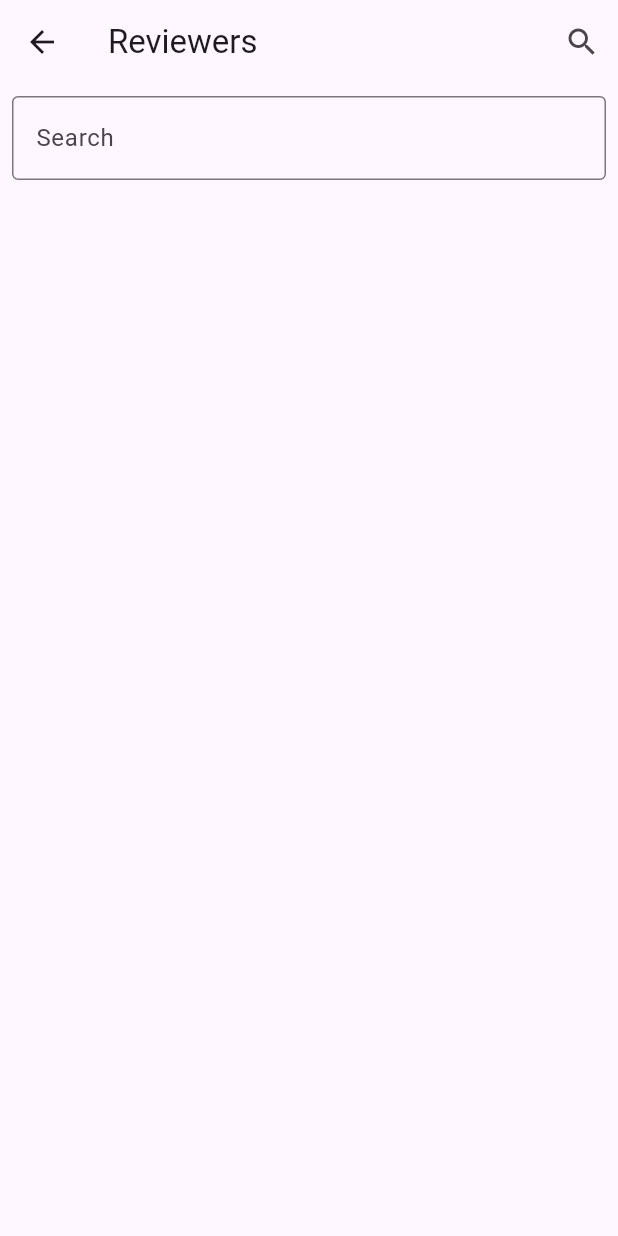
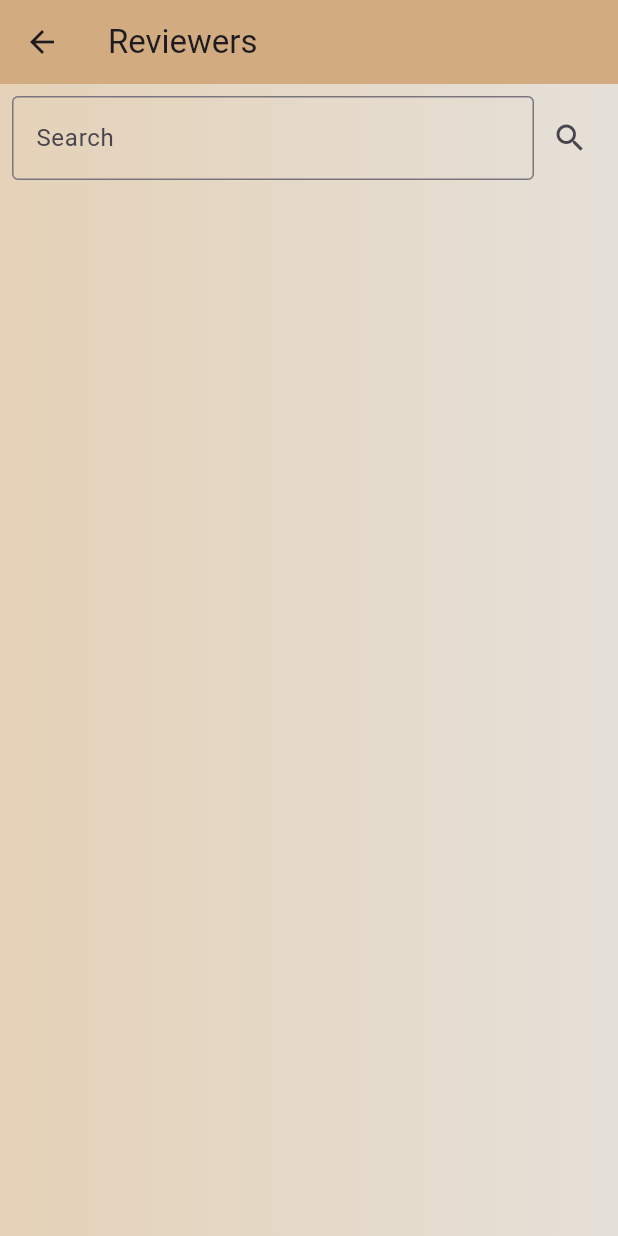
Before and after one commit to RedFlameKen/chiwi, a Flutter app: the DashboardPage screen opened directly, on a phone screen of 412 x 824 dp. Run offline on Flutter 3.47's test engine with Material 3 defaults, Android fonts, the phone set to English and light mode, and no system bars; missing offline and left inert: cryptography; accounts and stored records are empty; network calls fail.

Commit message:
fix: move scaffold to the page widget

```diff
--- a/lib/components/dashboard/crud_widget.dart
+++ b/lib/components/dashboard/crud_widget.dart
@@ -30,7 +30,9 @@ class _ReviewerDashboard extends State<ReviewerDashboard> {
   }
 
   Future<void> searchReviews() async {
-    final response = await http.get(Uri.parse('$searchTerm')); //for searching for reviews
+    final response = await http.get(
+      Uri.parse('$searchTerm'),
+    ); //for searching for reviews
     if (response.statusCode == 200) {
       setState(() {
         getReviews = json.decode(response.body);
@@ -42,29 +44,29 @@ class _ReviewerDashboard extends State<ReviewerDashboard> {
 
   @override
   Widget build(BuildContext context) {
-    return Scaffold(
-      appBar: AppBar(
-        title: Text('Reviewers'),
-        actions: [
+    return Column(
+      children: [
+        Padding(
+          padding: const EdgeInsets.all(8.0),
+          child: Row(
+            children: [
+              Expanded(
+                child: TextField(
+                  controller: _searchController,
+                  decoration: InputDecoration(
+                    labelText: 'Search',
+                    border: OutlineInputBorder(),
+                  ),
+                ),
+              ),
               IconButton(
                 icon: Icon(Icons.search),
                 onPressed: () {
                   searchTerm = _searchController.text;
                   searchReviews();
                 },
-          )
+              ),
             ],
-      ),
-      body: Column(
-        children: <Widget>[
-          Padding(
-            padding: const EdgeInsets.all(8.0),
-            child: TextField(
-              controller: _searchController,
-              decoration: InputDecoration(
-                labelText: 'Search',
-                border: OutlineInputBorder(),
-              ),
           ),
         ),
         Expanded(
@@ -80,7 +82,6 @@ class _ReviewerDashboard extends State<ReviewerDashboard> {
                     children: [
                       Text('${review['name']}'),
                       Text('${review['type']}'),
-
                     ],
                   ),
                   trailing: Row(
@@ -106,7 +107,6 @@ class _ReviewerDashboard extends State<ReviewerDashboard> {
           ),
         ),
       ],
-      ),
     );
   }
 }
--- a/lib/pages/dashboard_page.dart
+++ b/lib/pages/dashboard_page.dart
@@ -1,17 +1,25 @@
 import 'package:chiwi/components/dashboard/crud_widget.dart';
-import 'package:chiwi/components/stateful/progress_bar_widget.dart';
+import 'package:chiwi/style/colors.dart';
 import 'package:flutter/material.dart';
 
-class DashboardPage extends StatelessWidget{
+class DashboardPage extends StatelessWidget {
   const DashboardPage({super.key});
 
   @override
   Widget build(BuildContext context) {
     return Scaffold(
-      body: Center(
+      appBar: AppBar(
+        title: Text('Reviewers'),
+        backgroundColor: ChiwiColors.CHAI,
+      ),
+      body: Container(
+        decoration: BoxDecoration(
+          gradient: LinearGradient(
+            colors: [ChiwiColors.VANILLA, ChiwiColors.ALMOND],
+          ),
+        ),
         child: ReviewerDashboard(),
       ),
     );
   }
-
 }
```
Lines whose indentation alone changed are shown as unchanged.
